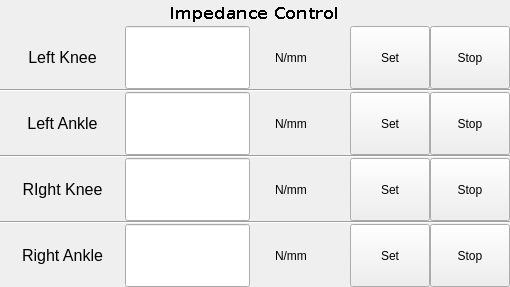
Above: exo_gui/Imp_window.ui from haolee21/ExoRPI4 before the change. Below: the same form after it.
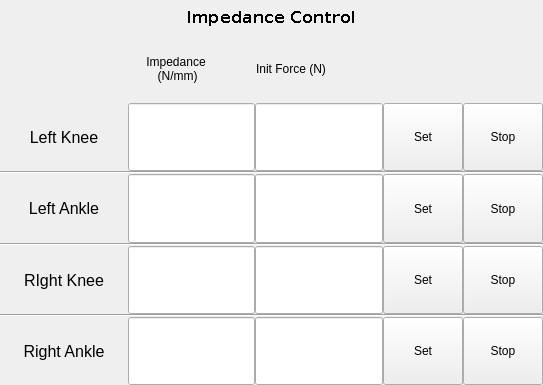
That is the form after the change.

What changed in the file:
```diff
--- a/exo_gui/Imp_window.ui
+++ b/exo_gui/Imp_window.ui
@@ -6,8 +6,8 @@
    <rect>
     <x>0</x>
     <y>0</y>
-    <width>510</width>
-    <height>287</height>
+    <width>543</width>
+    <height>385</height>
    </rect>
   </property>
   <property name="windowTitle">
@@ -53,9 +53,57 @@
     </widget>
    </item>
    <item>
-    <layout class="QVBoxLayout" name="verticalLayout" stretch="1,0,1,0,1,0,1">
+    <layout class="QVBoxLayout" name="verticalLayout" stretch="1,1,1,1,1,1,1,1">
      <item>
-      <layout class="QHBoxLayout" name="horizontalLayout" stretch="5,5,1,2,1,2,2">
+      <layout class="QHBoxLayout" name="horizontalLayout_2" stretch="3,5,5,4">
+       <item>
+        <spacer name="horizontalSpacer">
+         <property name="orientation">
+          <enum>Qt::Horizontal</enum>
+         </property>
+         <property name="sizeHint" stdset="0">
+          <size>
+           <width>40</width>
+           <height>20</height>
+          </size>
+         </property>
+        </spacer>
+       </item>
+       <item>
+        <widget class="QLabel" name="label_6">
+         <property name="text">
+          <string>Impedance
+ (N/mm)</string>
+         </property>
+         <property name="alignment">
+          <set>Qt::AlignCenter</set>
+         </property>
+        </widget>
+       </item>
+       <item>
+        <widget class="QLabel" name="label_7">
+         <property name="text">
+          <string>Init Force (N)</string>
+         </property>
+        </widget>
+       </item>
+       <item>
+        <spacer name="horizontalSpacer_2">
+         <property name="orientation">
+          <enum>Qt::Horizontal</enum>
+         </property>
+         <property name="sizeHint" stdset="0">
+          <size>
+           <width>40</width>
+           <height>20</height>
+          </size>
+         </property>
+        </spacer>
+       </item>
+      </layout>
+     </item>
+     <item>
+      <layout class="QHBoxLayout" name="horizontalLayout" stretch="5,5,5,2,2">
        <item>
         <widget class="QLabel" name="label">
          <property name="font">
@@ -127,38 +175,15 @@
         </widget>
        </item>
        <item>
-        <spacer name="horizontalSpacer_5">
-         <property name="orientation">
-          <enum>Qt::Horizontal</enum>
-         </property>
-         <property name="sizeHint" stdset="0">
-          <size>
-           <width>40</width>
-           <height>20</height>
-          </size>
-         </property>
-        </spacer>
-       </item>
-       <item>
-        <widget class="QLabel" name="label_6">
-         <property name="text">
-          <string>N/mm</string>
+        <widget class="QLineEdit" name="lineEdit_lkne_initF">
+         <property name="sizePolicy">
+          <sizepolicy hsizetype="Expanding" vsizetype="Preferred">
+           <horstretch>0</horstretch>
+           <verstretch>0</verstretch>
+          </sizepolicy>
          </property>
         </widget>
        </item>
-       <item>
-        <spacer name="horizontalSpacer">
-         <property name="orientation">
-          <enum>Qt::Horizontal</enum>
-         </property>
-         <property name="sizeHint" stdset="0">
-          <size>
-           <width>40</width>
-           <height>20</height>
-          </size>
-         </property>
-        </spacer>
-       </item>
        <item>
         <widget class="QPushButton" name="btn_lkne_set">
          <property name="sizePolicy">
@@ -195,7 +220,7 @@
       </widget>
      </item>
      <item>
-      <layout class="QHBoxLayout" name="horizontalLayout_4" stretch="5,5,1,2,1,2,2">
+      <layout class="QHBoxLayout" name="horizontalLayout_4" stretch="5,5,5,2,2">
        <item>
         <widget class="QLabel" name="label_2">
          <property name="font">
@@ -222,38 +247,15 @@
         </widget>
        </item>
        <item>
-        <spacer name="horizontalSpacer_6">
-         <property name="orientation">
-          <enum>Qt::Horizontal</enum>
+        <widget class="QLineEdit" name="lineEdit_lank_initF">
+         <property name="sizePolicy">
+          <sizepolicy hsizetype="Expanding" vsizetype="Preferred">
+           <horstretch>0</horstretch>
+           <verstretch>0</verstretch>
+          </sizepolicy>
          </property>
-         <property name="sizeHint" stdset="0">
-          <size>
-           <width>40</width>
-           <height>20</height>
-          </size>
-         </property>
-        </spacer>
-       </item>
-       <item>
-        <widget class="QLabel" name="label_7">
-         <property name="text">
-          <string>N/mm</string>
-         </property>
         </widget>
        </item>
-       <item>
-        <spacer name="horizontalSpacer_2">
-         <property name="orientation">
-          <enum>Qt::Horizontal</enum>
-         </property>
-         <property name="sizeHint" stdset="0">
-          <size>
-           <width>40</width>
-           <height>20</height>
-          </size>
-         </property>
-        </spacer>
-       </item>
        <item>
         <widget class="QPushButton" name="btn_lank_set">
          <property name="sizePolicy">
@@ -290,7 +292,7 @@
       </widget>
      </item>
      <item>
-      <layout class="QHBoxLayout" name="horizontalLayout_5" stretch="5,5,1,2,1,2,2">
+      <layout class="QHBoxLayout" name="horizontalLayout_5" stretch="5,5,5,2,2">
        <item>
         <widget class="QLabel" name="label_4">
          <property name="font">
@@ -322,38 +324,15 @@
         </widget>
        </item>
        <item>
-        <spacer name="horizontalSpacer_7">
-         <property name="orientation">
-          <enum>Qt::Horizontal</enum>
-         </property>
-         <property name="sizeHint" stdset="0">
-          <size>
-           <width>40</width>
-           <height>20</height>
-          </size>
-         </property>
-        </spacer>
-       </item>
-       <item>
-        <widget class="QLabel" name="label_8">
-         <property name="text">
-          <string>N/mm</string>
+        <widget class="QLineEdit" name="lineEdit_rkne_initF">
+         <property name="sizePolicy">
+          <sizepolicy hsizetype="Expanding" vsizetype="Preferred">
+           <horstretch>0</horstretch>
+           <verstretch>0</verstretch>
+          </sizepolicy>
          </property>
         </widget>
        </item>
-       <item>
-        <spacer name="horizontalSpacer_3">
-         <property name="orientation">
-          <enum>Qt::Horizontal</enum>
-         </property>
-         <property name="sizeHint" stdset="0">
-          <size>
-           <width>40</width>
-           <height>20</height>
-          </size>
-         </property>
-        </spacer>
-       </item>
        <item>
         <widget class="QPushButton" name="btn_rkne_set">
          <property name="sizePolicy">
@@ -390,7 +369,7 @@
       </widget>
      </item>
      <item>
-      <layout class="QHBoxLayout" name="horizontalLayout_3" stretch="5,5,1,2,1,2,2">
+      <layout class="QHBoxLayout" name="horizontalLayout_3" stretch="5,5,5,2,2">
        <item>
         <widget class="QLabel" name="label_5">
          <property name="font">
@@ -422,38 +401,15 @@
         </widget>
        </item>
        <item>
-        <spacer name="horizontalSpacer_8">
-         <property name="orientation">
-          <enum>Qt::Horizontal</enum>
-         </property>
-         <property name="sizeHint" stdset="0">
-          <size>
-           <width>40</width>
-           <height>20</height>
-          </size>
-         </property>
-        </spacer>
-       </item>
-       <item>
-        <widget class="QLabel" name="label_9">
-         <property name="text">
-          <string>N/mm</string>
+        <widget class="QLineEdit" name="lineEdit_rank_initF">
+         <property name="sizePolicy">
+          <sizepolicy hsizetype="Expanding" vsizetype="Preferred">
+           <horstretch>0</horstretch>
+           <verstretch>0</verstretch>
+          </sizepolicy>
          </property>
         </widget>
        </item>
-       <item>
-        <spacer name="horizontalSpacer_4">
-         <property name="orientation">
-          <enum>Qt::Horizontal</enum>
-         </property>
-         <property name="sizeHint" stdset="0">
-          <size>
-           <width>40</width>
-           <height>20</height>
-          </size>
-         </property>
-        </spacer>
-       </item>
        <item>
         <widget class="QPushButton" name="btn_rank_set">
          <property name="sizePolicy">
```
Left out of the diff: 8 changed lines with no effect on the pictures.
